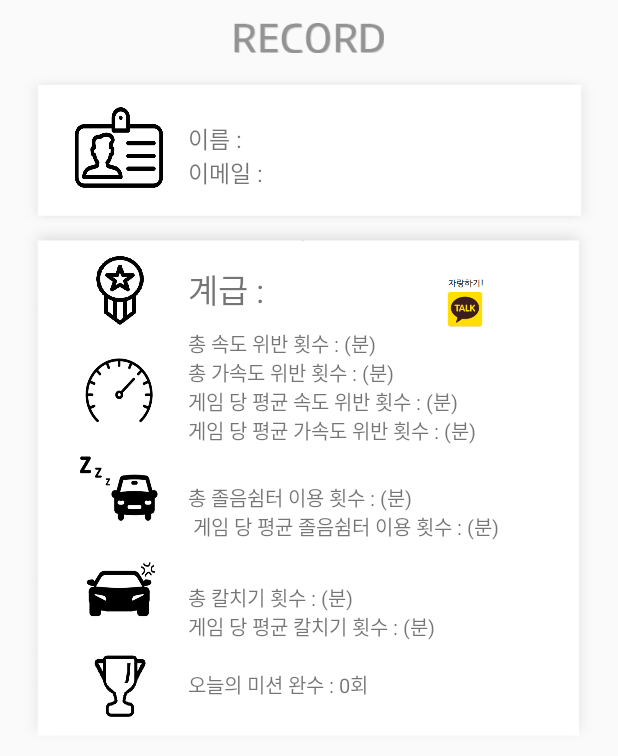
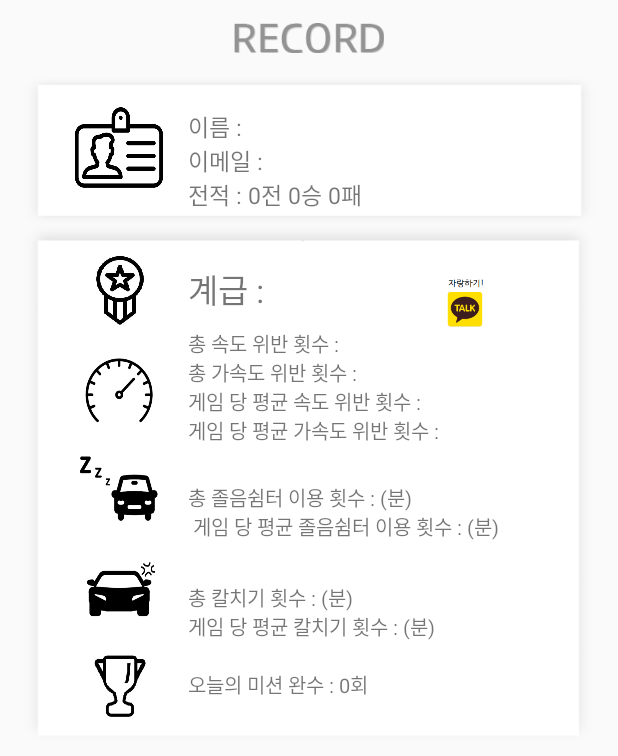
Before and after one commit to 1hanhb/Racing3, an Android app: the layout activity_record.xml on its own in the app's theme, with its tools: preview values and no code run, on a phone screen of 412 x 824 dp. Shown: the top 756 px of the screen. Run offline under Robolectric (Android 15) with nearby library versions, the phone set to English and light mode, and no system bars.

```diff
--- a/app/src/main/res/layout/activity_record.xml
+++ b/app/src/main/res/layout/activity_record.xml
@@ -32,13 +32,13 @@
             android:background="@drawable/nameplate_icon"/>
 
         <TextView
-            android:layout_marginTop="30dp"
+            android:layout_marginTop="22dp"
             android:layout_marginLeft="10dp"
             android:id="@+id/nameText"
             android:layout_toRightOf="@+id/nameplate"
             android:layout_width="wrap_content"
             android:layout_height="wrap_content"
-            android:text="이름 : \n이메일 : "
+            android:text="이름 : \n이메일 : \n전적 : 0전 0승 0패"
             android:textSize="15dp" />
 
 
@@ -103,7 +103,7 @@
             android:id="@+id/velocityText"
             android:layout_width="wrap_content"
             android:layout_height="wrap_content"
-            android:text="총 속도 위반 횟수 : (분)\n총 가속도 위반 횟수 : (분)\n게임 당 평균 속도 위반 횟수 : (분)\n게임 당 평균 가속도 위반 횟수 : (분)"
+            android:text="총 속도 위반 횟수 : \n총 가속도 위반 횟수 : \n게임 당 평균 속도 위반 횟수 : \n게임 당 평균 가속도 위반 횟수 : "
             android:layout_marginLeft="10dp"
             android:textSize="13dp"/>
 
@@ -167,9 +167,4 @@
 
     </RelativeLayout>
 
-
-
-
-
-
 </RelativeLayout>
```
